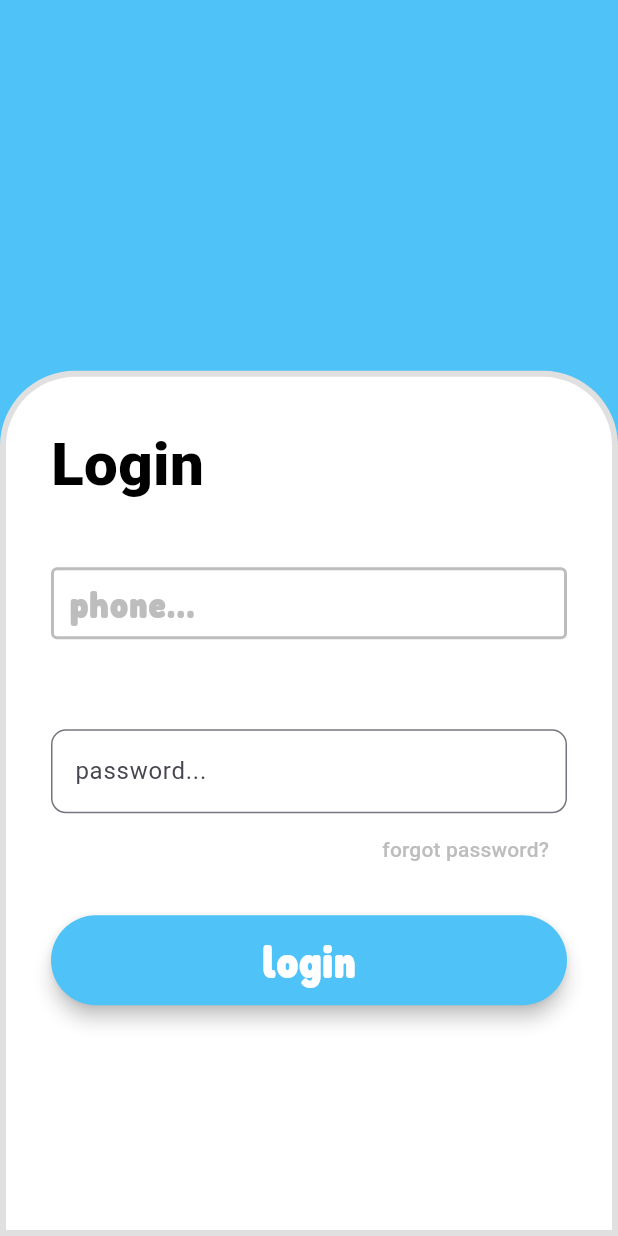
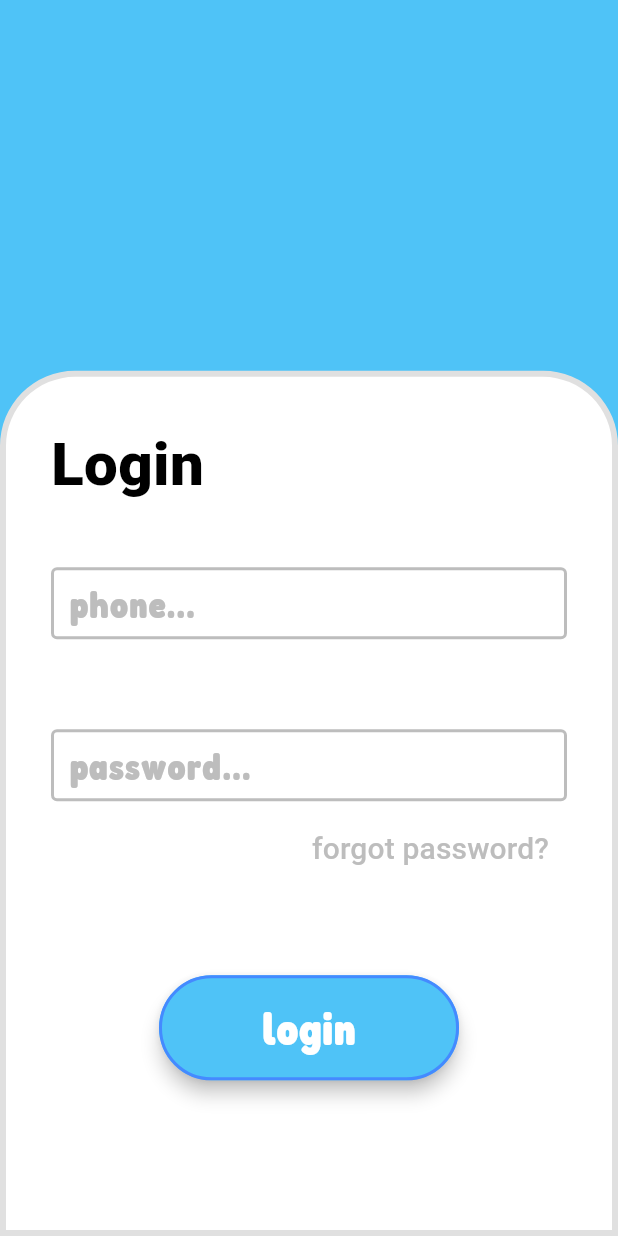
Before and after one commit to sopihtnapa22/project_luandry, a Flutter app: the screen it shows after launch, after a tap on "Get Started", on a phone screen of 412 x 824 dp. Run offline on Flutter 3.47's test engine with Material 3 defaults, Android fonts, the light colour scheme and no system bars.

Commit message:
Enhance login screen UI with improved input styles and button layout

```diff
--- a/lib/screens/login/login_screen.dart
+++ b/lib/screens/login/login_screen.dart
@@ -64,39 +64,46 @@ class LoginScreen extends StatelessWidget {
                         obscureText: true,
                         decoration: InputDecoration(
                           labelText: "password...",
+                          labelStyle: TextStyle(color: Color(0xFFBDBDBD), fontSize: 25, fontFamily: 'Fredoka', fontWeight: FontWeight.w500),
+                          contentPadding: EdgeInsets.symmetric(vertical: 1, horizontal: 8),
 
-                          border: OutlineInputBorder(borderRadius: BorderRadius.circular(10)),
+                          enabledBorder: OutlineInputBorder(borderSide: BorderSide(color: Color(0xFFBDBDBD), width: 2)),
+                          focusedBorder: OutlineInputBorder(borderSide: BorderSide(color: Color(0xFFBDBDBD), width: 2)),
+                        ),
+                      ),
+                      const SizedBox(height: 8),
+                      Align(
+                        alignment: Alignment.centerRight,
+                        child: TextButton(
+                          onPressed: () {},
+                          child: const Text('forgot password?', style: TextStyle(color: Color(0xFFBDBDBD), fontSize: 20)),
                         ),
                       ),
 
+                      const SizedBox(height: 60),
+
                       Align(
-                        alignment: Alignment.centerRight,
-                        child: TextButton(
-                          onPressed: () {
-                            /* Forgot Password Logic */
-                          },
-                          child: const Text('forgot password?', style: TextStyle(color: Color(0xFFBDBDBD))),
-                        ),
-                      ),
-
-                      const SizedBox(height: 20),
-
-                      // ปุ่ม Login
-                      ElevatedButton(
+                        alignment: Alignment.center,
+                        child: SizedBox(
+                          width: 200, // <<< กำหนดความกว้างเอง
+                          child: ElevatedButton(
                             onPressed: () {
                               debugPrint('Phone: ${phoneController.text}');
                               debugPrint('Password: ${passwordController.text}');
                             },
                             style: ElevatedButton.styleFrom(
-                          minimumSize: const Size(200, 60),
+                              minimumSize: const Size(200, 70),
                               backgroundColor: primaryBlue,
                               foregroundColor: Colors.white,
-                          shape: RoundedRectangleBorder(borderRadius: BorderRadius.circular(30)),
+                              shape: RoundedRectangleBorder(borderRadius: BorderRadius.circular(40)),
+                              side: BorderSide(color: Colors.blueAccent, width: 2),
                               elevation: 5,
                             ),
                             child: const Text(
                               "login",
                               style: TextStyle(fontSize: 30, fontFamily: 'Fredoka', fontWeight: FontWeight.bold),
+                            ),
+                          ),
                         ),
                       ),
                     ],
```
Lines whose indentation alone changed are shown as unchanged.
